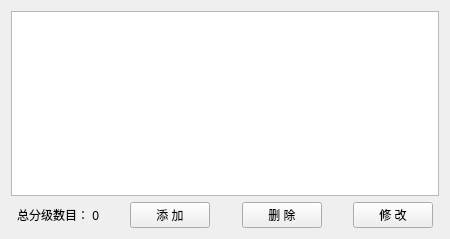
Old version of the form HeGui/HGradeDetailWidget.ui in the repository hexianqi/QtCode.
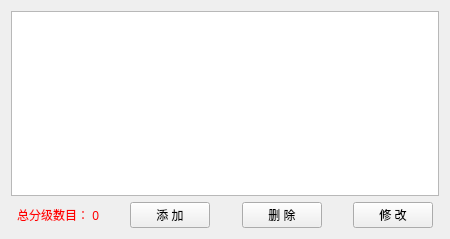
New version of the form. Custom widgets are drawn as their Qt base class.

Commit message: 完善分级

Patch:
```diff
--- a/HeGui/HGradeDetailWidget.ui
+++ b/HeGui/HGradeDetailWidget.ui
@@ -40,7 +40,7 @@
    <item row="1" column="1">
     <widget class="QLabel" name="label_001">
      <property name="text">
-      <string>&lt;font color=#000000&gt;总分级数目： 0&lt;/font&gt;</string>
+      <string>&lt;font color=#FF0000&gt;总分级数目： 0&lt;/font&gt;</string>
      </property>
     </widget>
    </item>
```
The commit also changes 93 other files.
